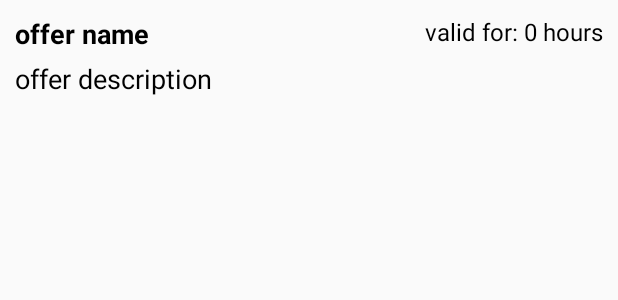
After one commit to ktruong7/WaterlooHacks, an Android app: the layout offer_layout.xml on its own in the app's theme, with its tools: preview values and no code run, on a phone screen of 412 x 824 dp. The commit adds this screen. Shown: the top 300 px of the screen. Run offline under Robolectric (Android 15) with nearby library versions, the phone set to English and light mode, and no system bars.

Commit message:
Started setting up the listview for store offers.

```diff
--- a/WaterlooHacks-Android/app/src/main/AndroidManifest.xml
+++ b/WaterlooHacks-Android/app/src/main/AndroidManifest.xml
@@ -8,7 +8,7 @@
         android:label="@string/app_name"
         android:theme="@style/AppTheme" >
         <activity
-            android:name=".MainActivity"
+            android:name=".Activities.MainActivity"
             android:label="@string/app_name" >
             <intent-filter>
                 <action android:name="android.intent.action.MAIN" />
--- /dev/null
+++ b/WaterlooHacks-Android/app/src/main/res/layout/offer_layout.xml
@@ -0,0 +1,48 @@
+<?xml version="1.0" encoding="utf-8"?>
+<RelativeLayout xmlns:android="http://schemas.android.com/apk/res/android"
+    android:orientation="vertical" android:layout_width="match_parent"
+    android:layout_height="match_parent">
+
+    <TextView
+        android:layout_width="wrap_content"
+        android:layout_height="wrap_content"
+        android:text="offer name"
+        android:textStyle="bold"
+        android:textSize="18sp"
+        android:textColor="@color/black"
+        android:id="@+id/offer_name"
+        android:layout_marginLeft="10dp"
+        android:layout_marginTop="10dp"/>
+
+    <TextView
+        android:layout_width="wrap_content"
+        android:layout_height="wrap_content"
+        android:text="offer description"
+        android:textSize="18sp"
+        android:textColor="@color/black"
+        android:id="@+id/offer_description"
+        android:layout_marginTop="5dp"
+        android:layout_below="@+id/offer_name"
+        android:layout_alignStart="@+id/offer_name" />
+
+    <TextView
+        android:layout_width="wrap_content"
+        android:layout_height="wrap_content"
+        android:text="valid for: "
+        android:textSize="16sp"
+        android:textColor="@color/black"
+        android:id="@+id/valid_label"
+        android:layout_alignTop="@+id/offer_name"
+        android:layout_toStartOf="@+id/valid_hours" />
+
+    <TextView
+        android:layout_width="wrap_content"
+        android:layout_height="wrap_content"
+        android:text="0 hours"
+        android:textSize="16sp"
+        android:textColor="@color/black"
+        android:id="@+id/valid_hours"
+        android:layout_alignTop="@+id/valid_label"
+        android:layout_alignParentEnd="true"
+        android:layout_marginRight="10dp"/>
+</RelativeLayout>
--- a/WaterlooHacks-Android/app/src/main/res/values/strings.xml
+++ b/WaterlooHacks-Android/app/src/main/res/values/strings.xml
@@ -1,6 +1,6 @@
 <resources>
     <string name="app_name">WaterlooHacks-Android</string>
 
-    <string name="hello_world">Hello world!</string>
+    <string name="bluetooth_store_beacon">Bluetooth Store Beacon</string>
     <string name="action_settings">Settings</string>
 </resources>
--- a/WaterlooHacks-Android/app/src/main/res/values/styles.xml
+++ b/WaterlooHacks-Android/app/src/main/res/values/styles.xml
@@ -4,5 +4,6 @@
     <style name="AppTheme" parent="Theme.AppCompat.Light.DarkActionBar">
         <!-- Customize your theme here. -->
     </style>
-
+    <color name="black">#000000</color>
+    <color name="white">#FFFFFF</color>
 </resources>
```
Also changed, not shown: WaterlooHacks-Android/app/src/main/java/com/kevint/waterloohacks_android/Activities/MainActivity.java (renamed from WaterlooHacks-Android/app/src/main/java/com/kevint/waterloohacks_android/MainActivity.java, +8 -1 lines), WaterlooHacks-Android/app/src/main/java/com/kevint/waterloohacks_android/Adapters/OffersListAdapter.java (added, +55 -0 lines), WaterlooHacks-Android/app/src/main/java/com/kevint/waterloohacks_android/Objects/Offer.java (added, +24 -0 lines), WaterlooHacks-Android/app/src/main/res/layout/activity_main.xml (+22 -2 lines), 1 other file.
